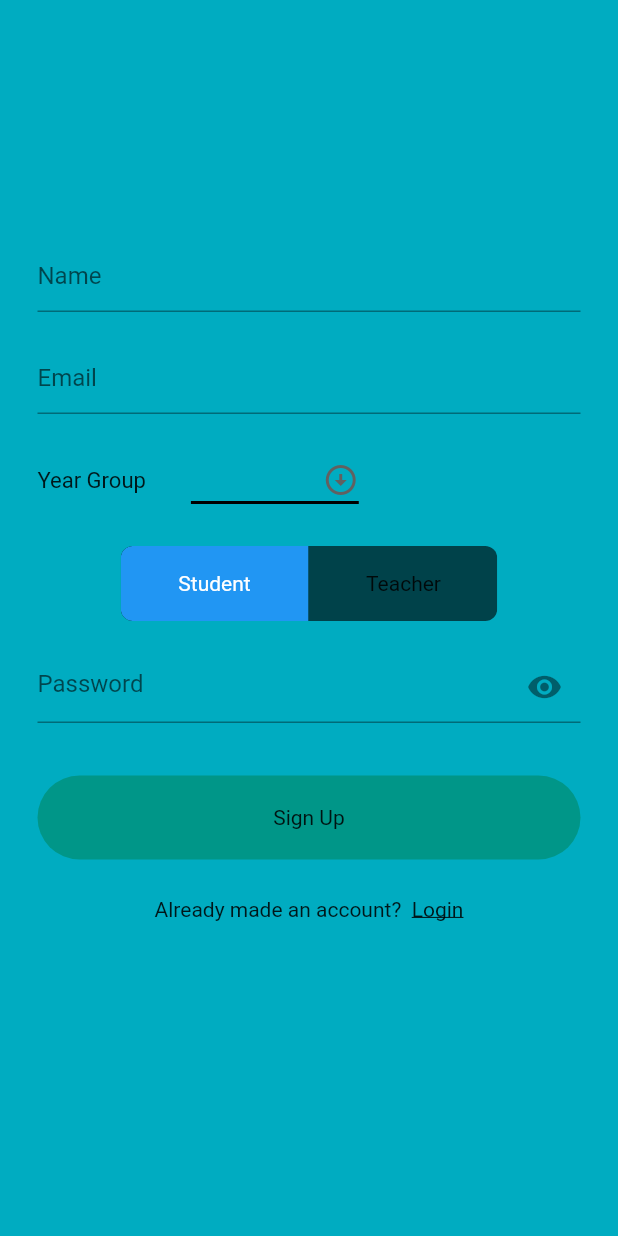
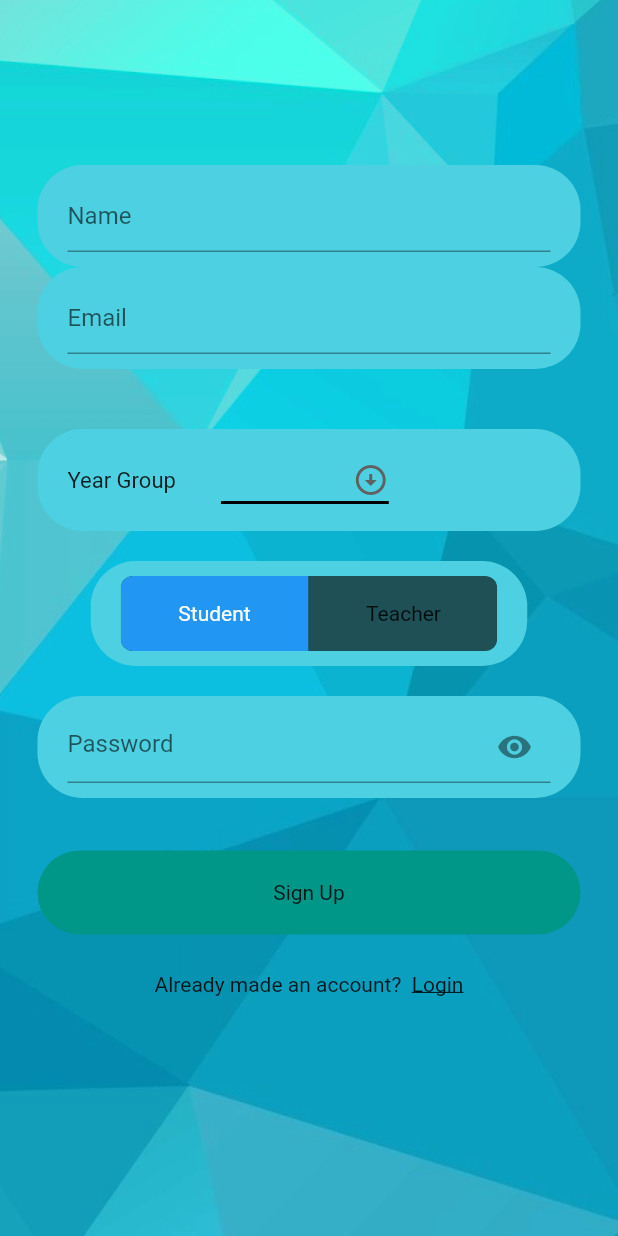
Before and after one commit to Harini-Sritharar/A-Level-Computing-Project, a Flutter app: the SignUpScreen screen opened directly, on a phone screen of 412 x 824 dp. Run offline on Flutter 3.47's test engine with Material 2 defaults, Android fonts, the phone set to English and light mode, and no system bars; drawn by our look-alikes of toggle_switch; our stand-ins replace auto_size_text, cloud_firestore, firebase_auth, persistent_bottom_nav_bar, random_string, shared_preferences; accounts and stored records are empty; project files that could hold a hidden picture were left out.

Commit message:
Improved UI of SignUp Screen

```diff
--- a/Iteration 1/lib/screens/Authentication/signUp_screen.dart
+++ b/Iteration 1/lib/screens/Authentication/signUp_screen.dart
@@ -346,34 +346,12 @@ class _SignUpScreenState extends State<SignUpScreen> {
                 ));
           }
         },
-
       );
     }
   }
 
-  @override
-  Widget build(BuildContext context) {
-    return Scaffold(
-      resizeToAvoidBottomInset: false,
-      backgroundColor: Colors.cyan[600],
-      body: _isLoading
-          ? Container(
-              child: Center(
-                child: CircularProgressIndicator(),
-              ),
-            )
-          : Form(
-              key: _formKey,
-              child: Container(
-                  margin: EdgeInsets.symmetric(horizontal: 25),
-                  child: Center(
-                      child: Column(
-                          crossAxisAlignment: CrossAxisAlignment.center,
-                          mainAxisAlignment: MainAxisAlignment.center,
-                          children: <Widget>[
-                        // NAME FIELD
-                        TextFormField(
-                          //controller: myController,
+  Widget nameField() {
+    return TextFormField(
       validator: (val) {
         return val!.isEmpty ? "Enter Name" : null;
       },
@@ -381,11 +359,11 @@ class _SignUpScreenState extends State<SignUpScreen> {
       onChanged: (val) {
         name = val;
       },
-                        ),
-                        // EMAIL FIELD
-                        SizedBox(height: 20),
-                        TextFormField(
+    );
+  }
 
+  Widget emailField() {
+    return TextFormField(
       validator: (val) {
         return val!.isEmpty ? "Enter Email" : null;
       },
@@ -393,13 +371,56 @@ class _SignUpScreenState extends State<SignUpScreen> {
       onChanged: (val) {
         email = val;
       },
+    );
+  }
+
+  Widget passwordField() {
+    return TextFormField(
+      obscureText: isObscure,
+      validator: (val) {
+        if (val!.isEmpty) {
+          return ("Enter Password");
+        }
+        if (val.length < 8) {
+          return ("Too short");
+        }
+      },
+      decoration: InputDecoration(
+          hintText: "Password",
+          suffixIcon: IconButton(
+            icon: Icon(isObscure ? Icons.visibility : Icons.visibility_off),
+            onPressed: () {
+              setState(() {
+                isObscure = !isObscure;
+              });
+            },
+          )),
+      onChanged: (val) {
+        password = val;
+      },
+    );
+  }
+  Widget positionField(){
+    return ToggleSwitch(
+                              minHeight: 50,
+                              minWidth: 125,
+                              initialLabelIndex: 0,
+                              totalSwitches: 2,
+                              labels: ['Student', 'Teacher'],
+                              onToggle: (index) {
+                                position = (index == 0) ? "student" : "teacher";
+                                print(position);
+                              });
+  }
+
+  Widget yrGroupField(){
+    return Row(
+                            children: [
+                              Text("Year Group", textScaleFactor: 1.05),
+                              SizedBox(
+                                height: 10,
+                                width: 30,
                               ),
-                        // YEAR GROUP DROPDOWN LIST
-                        SizedBox(height: 20),
-                        Row(
-                          children: [
-                            Text("Year Group",textScaleFactor: 1.05),
-                            SizedBox( height: 10, width: 30,),
                               DropdownButton<String>(
                                 value: dropdownVal,
                                 icon: const Icon(Icons.arrow_circle_down_sharp),
@@ -437,19 +458,66 @@ class _SignUpScreenState extends State<SignUpScreen> {
                                 }).toList(),
                               ),
                             ],
+                          );
+  }
+  // TextFormField(
+  //   validator: (val) {
+  //     return val!.isEmpty ? "Enter Name" : null;
+  //   },
+  //   decoration: InputDecoration(hintText: "Name"),
+  //   onChanged: (val) {
+  //     name = val;
+  //   },
+  // ),
+
+  @override
+  Widget build(BuildContext context) {
+    return Container(
+      decoration: BoxDecoration(
+        image: DecorationImage(
+            fit: BoxFit.cover,
+            image: AssetImage('lib/assets/welcome_screen_bg.jpg')),
       ),
+      child: Scaffold(
+        resizeToAvoidBottomInset: true,
+        backgroundColor: Colors.transparent,
+        body: _isLoading
+            ? Container(
+                child: Center(
+                  child: CircularProgressIndicator(),
+                ),
+              )
+            : Form(
+                key: _formKey,
+                child: Container(
+                    margin: EdgeInsets.symmetric(horizontal: 25),
+                    child: Center(
+                        child: Column(
+                            crossAxisAlignment: CrossAxisAlignment.center,
+                            mainAxisAlignment: MainAxisAlignment.center,
+                            children: <Widget>[
+                          customWidgets.customContainer(nameField()),
+                          customWidgets.customContainer(emailField()),
+                          // NAME FIELD
+                          // TextFormField(
+                          //   validator: (val) {
+                          //     return val!.isEmpty ? "Enter Name" : null;
+                          //   },
+                          //   decoration: InputDecoration(hintText: "Name"),
+                          //   onChanged: (val) {
+                          //     name = val;
+                          //   },
+                          // ),
+                          // EMAIL FIELD
+                          SizedBox(height: 20),
+
+                          // YEAR GROUP DROPDOWN LIST
+                          SizedBox(height: 20),
+                          customWidgets.customContainer(yrGroupField()),
                           // POSITION TOGGLE SWITCH
                           SizedBox(height: 20),
-                        ToggleSwitch(
-                            minHeight: 50,
-                            minWidth: 125,
-                            initialLabelIndex: 0,
-                            totalSwitches: 2,
-                            labels: ['Student', 'Teacher'],
-                            onToggle: (index) {
-                              position = (index == 0) ? "student" : "teacher";
-                              print(position );
-                            }),
+                        customWidgets.customContainer(positionField()),
+
                           // TextFormField(
                           //   validator: (val) {
                           //     return val!.isEmpty ? "Enter Position" : null;
@@ -463,34 +531,7 @@ class _SignUpScreenState extends State<SignUpScreen> {
                           // ),
                           SizedBox(height: 20),
                           // PASSWORD FIELD
-                        TextFormField(
-                          //controller: passwordController,
-                          obscureText: isObscure,
-                          validator: (val) {
-                            if (val!.isEmpty) {
-                              return ("Enter Password");
-                            }
-                            if (val.length < 8) {
-                              return ("Too short");
-                            }
-                            // return val!.isEmpty ? "Enter Password" : null;
-                          },
-                          decoration: InputDecoration(
-                              hintText: "Password",
-                              suffixIcon: IconButton(
-                                icon: Icon(isObscure
-                                    ? Icons.visibility
-                                    : Icons.visibility_off),
-                                onPressed: () {
-                                  setState(() {
-                                    isObscure = !isObscure;
-                                  });
-                                },
-                              )),
-                          onChanged: (val) {
-                            password = val;
-                          },
-                        ),
+                        customWidgets.customContainer(passwordField()),
                           SizedBox(height: 35),
                           GestureDetector(
                               onTap: () {
@@ -515,7 +556,8 @@ class _SignUpScreenState extends State<SignUpScreen> {
                                   Navigator.pushReplacement(
                                       context,
                                       MaterialPageRoute(
-                                        builder: (context) => WelcomeScreen()));
+                                          builder: (context) =>
+                                              WelcomeScreen()));
                                 },
                                 child: Text(
                                   "Login",
@@ -527,6 +569,7 @@ class _SignUpScreenState extends State<SignUpScreen> {
                           ),
                           SizedBox(height: 50)
                         ])))),
+      ),
     );
   }
 }
```
Lines whose indentation alone changed are shown as unchanged.
